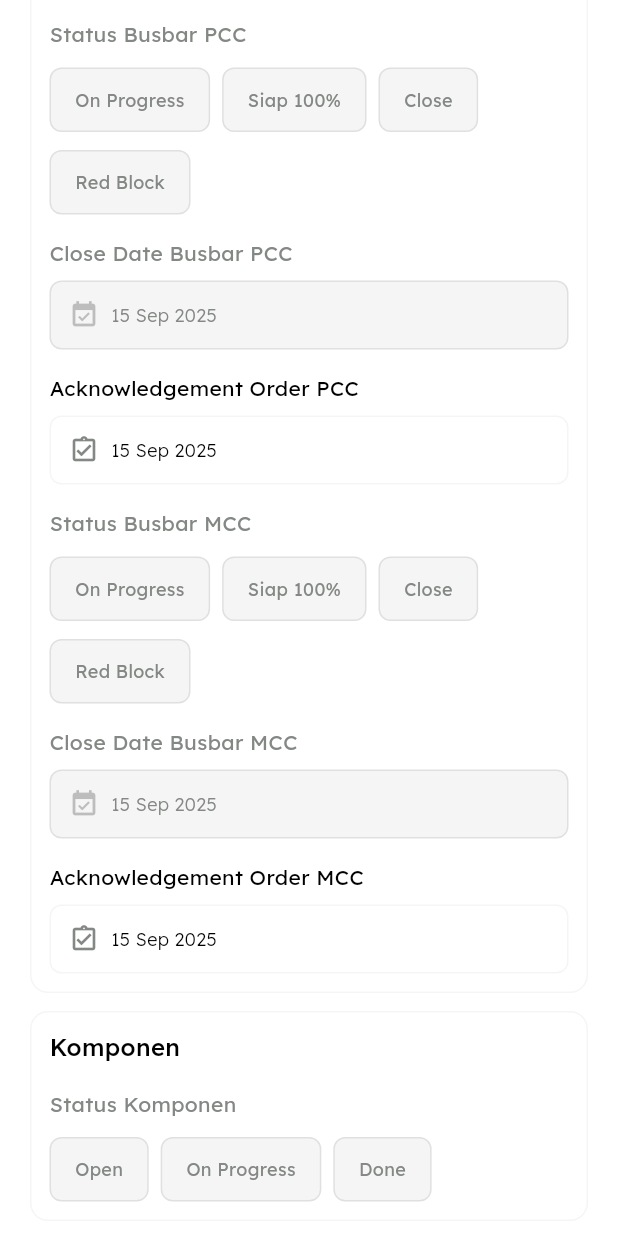
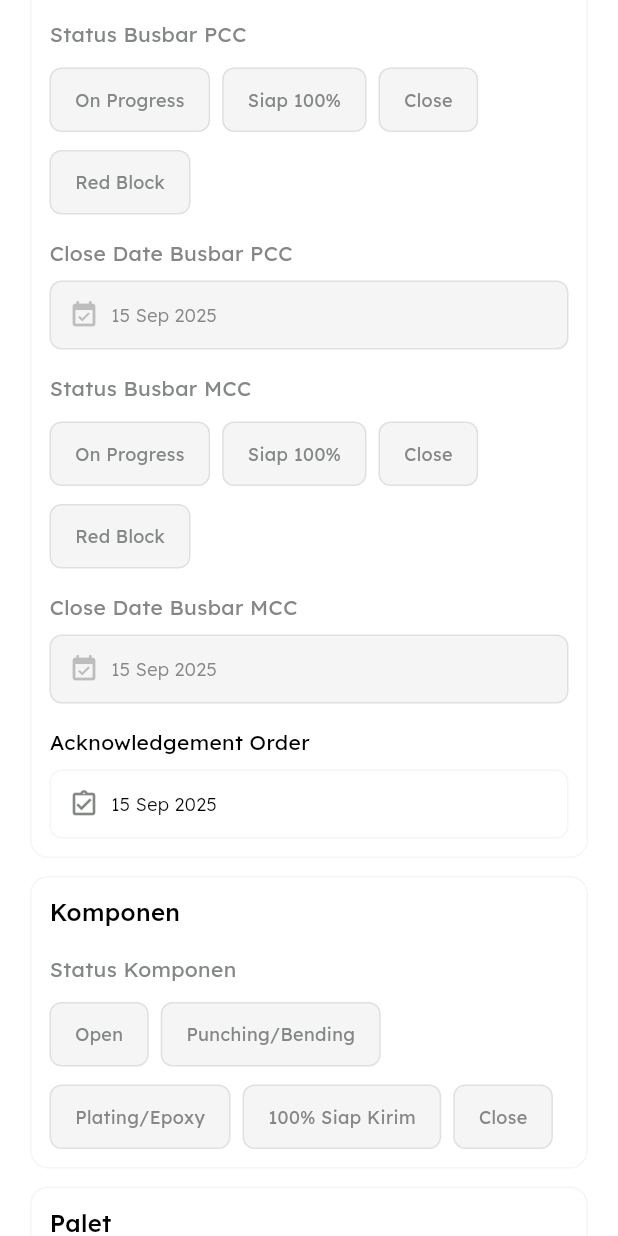
Before and after one commit to secappproject/sec_panel, a Flutter app: the EditPanelBottomSheet screen opened directly with empty values, scrolled down 1152 dp, on a phone screen of 412 x 824 dp. Run offline on Flutter 3.47's test engine with Material 3 defaults, Android fonts, the phone set to English and light mode, and no system bars; our stand-ins replace file_picker, permission_handler, photo_view, share_plus, shared_preferences, shimmer; missing offline and left inert: excel, file_saver, rich_text_controller; accounts and stored records are empty; network calls fail.

Commit message:
ao, close date

```diff
--- a/lib/components/panel/card/panel_progress_card.dart
+++ b/lib/components/panel/card/panel_progress_card.dart
@@ -194,10 +194,15 @@ class PanelProgressCard extends StatelessWidget {
   String _getComponentStatusImage(String status) {
     final lower = status.toLowerCase();
     if (lower.contains('open')) return 'assets/images/no-status-gray.png';
-    if (lower.contains('done')) return 'assets/images/done-green.png';
-    if (lower.contains('on progress')) {
+    if (lower.contains('done') || lower.contains('close')) {
+      return 'assets/images/done-green.png';
+    }
+    if (lower.contains('on progress') ||
+        lower.contains('punching/bending') ||
+        lower.contains('plating/epoxy')) {
       return 'assets/images/on-progress-blue.png';
     }
+    if (lower.contains('100% siap kirim')) return 'assets/images/done-blue.png';
     return 'assets/images/no-status-gray.png';
   }
 
--- a/lib/components/panel/edit/edit_panel_bottom_sheet.dart
+++ b/lib/components/panel/edit/edit_panel_bottom_sheet.dart
@@ -76,11 +76,9 @@ class _EditPanelBottomSheetState extends State<EditPanelBottomSheet> {
   String? _selectedPaletStatus;
   String? _selectedCorepartStatus;
 
-  DateTime? _aoBusbarPcc;
-  DateTime? _aoBusbarMcc;
+  DateTime? _aoBusbar;
   // ▼▼▼ [BARU] State untuk tanggal close busbar ▼▼▼
-  DateTime? _closeDateBusbarPcc;
-  DateTime? _closeDateBusbarMcc;
+  DateTime? _closeDateBusbar;
 
   final List<String> busbarStatusOptions = [
     "On Progress",
@@ -88,7 +86,13 @@ class _EditPanelBottomSheetState extends State<EditPanelBottomSheet> {
     "Close",
     "Red Block",
   ];
-  final List<String> componentStatusOptions = ["Open", "On Progress", "Done"];
+  final List<String> componentStatusOptions = [
+    "Open",
+    "Punching/Bending",
+    "Plating/Epoxy",
+    "100% Siap Kirim",
+    "Close",
+  ];
   final List<String> paletCorepartStatusOptions = ["Open", "Close"];
 
   @override
@@ -127,11 +131,23 @@ class _EditPanelBottomSheetState extends State<EditPanelBottomSheet> {
     _selectedPaletStatus = _panel.statusPalet;
     _selectedCorepartStatus = _panel.statusCorepart;
 
-    _aoBusbarPcc = _panel.aoBusbarPcc;
-    _aoBusbarMcc = _panel.aoBusbarMcc;
-    // ▼▼▼ [BARU] Inisialisasi state tanggal close busbar ▼▼▼
-    _closeDateBusbarPcc = _panel.closeDateBusbarPcc;
-    _closeDateBusbarMcc = _panel.closeDateBusbarMcc;
+    final aoBusbarPcc = _panel.aoBusbarPcc;
+    final aoBusbarMcc = _panel.aoBusbarMcc;
+    if (aoBusbarPcc != null && aoBusbarMcc != null) {
+      _aoBusbar = aoBusbarPcc.isAfter(aoBusbarMcc) ? aoBusbarPcc : aoBusbarMcc;
+    } else {
+      _aoBusbar = aoBusbarPcc ?? aoBusbarMcc;
+    }
+
+    final closeDateBusbarPcc = _panel.closeDateBusbarPcc;
+    final closeDateBusbarMcc = _panel.closeDateBusbarMcc;
+    if (closeDateBusbarPcc != null && closeDateBusbarMcc != null) {
+      _closeDateBusbar = closeDateBusbarPcc.isAfter(closeDateBusbarMcc)
+          ? closeDateBusbarPcc
+          : closeDateBusbarMcc;
+    } else {
+      _closeDateBusbar = closeDateBusbarPcc ?? closeDateBusbarMcc;
+    }
 
     WidgetsBinding.instance.addPostFrameCallback((_) => _updateCanMarkAsSent());
     _progressController.addListener(_updateCanMarkAsSent);
@@ -266,11 +282,11 @@ class _EditPanelBottomSheetState extends State<EditPanelBottomSheet> {
       panelToSave.statusComponent = _selectedComponentStatus;
       panelToSave.statusPalet = _selectedPaletStatus;
       panelToSave.statusCorepart = _selectedCorepartStatus;
-      panelToSave.aoBusbarPcc = _aoBusbarPcc;
-      panelToSave.aoBusbarMcc = _aoBusbarMcc;
+      panelToSave.aoBusbarPcc = _aoBusbar;
+      panelToSave.aoBusbarMcc = _aoBusbar;
       // ▼▼▼ [BARU] Menyertakan tanggal close busbar saat menyimpan ▼▼▼
-      panelToSave.closeDateBusbarPcc = _closeDateBusbarPcc;
-      panelToSave.closeDateBusbarMcc = _closeDateBusbarMcc;
+      panelToSave.closeDateBusbarPcc = _closeDateBusbar;
+      panelToSave.closeDateBusbarMcc = _closeDateBusbar;
 
       final Panel finalPanel = await DatabaseHelper.instance.changePanelNoPp(
         _originalNoPp,
@@ -620,9 +636,9 @@ class _EditPanelBottomSheetState extends State<EditPanelBottomSheet> {
                             _selectedBusbarPccStatus = val;
                             // ▼▼▼ [BARU] Logika otomatisasi tanggal ▼▼▼
                             if (val == 'Close') {
-                              _closeDateBusbarPcc = DateTime.now();
+                              _closeDateBusbar = DateTime.now();
                             } else {
-                              _closeDateBusbarPcc = null;
+                              _closeDateBusbar = null;
                             }
                             _updateCanMarkAsSent();
                           }),
@@ -632,19 +648,11 @@ class _EditPanelBottomSheetState extends State<EditPanelBottomSheet> {
                         // ▼▼▼ [BARU] Field Tanggal Close Busbar PCC ▼▼▼
                         _buildDatePickerField(
                           label: "Close Date Busbar PCC",
-                          selectedDate: _closeDateBusbarPcc,
+                          selectedDate: _closeDateBusbar,
                           onDateChanged: (date) =>
-                              setState(() => _closeDateBusbarPcc = date),
+                              setState(() => _closeDateBusbar = date),
                           icon: Icons.event_available,
                           isEnabled: _selectedBusbarPccStatus == 'Close',
-                        ),
-                        const SizedBox(height: 16),
-                        _buildDatePickerField(
-                          label: "Acknowledgement Order PCC",
-                          selectedDate: _aoBusbarPcc,
-                          onDateChanged: (date) =>
-                              setState(() => _aoBusbarPcc = date),
-                          icon: Icons.assignment_turned_in_outlined,
                         ),
                         const SizedBox(height: 16),
                         _buildSelectorSection(
@@ -657,9 +665,9 @@ class _EditPanelBottomSheetState extends State<EditPanelBottomSheet> {
                             _selectedBusbarMccStatus = val;
                             // ▼▼▼ [BARU] Logika otomatisasi tanggal ▼▼▼
                             if (val == 'Close') {
-                              _closeDateBusbarMcc = DateTime.now();
+                              _closeDateBusbar = DateTime.now();
                             } else {
-                              _closeDateBusbarMcc = null;
+                              _closeDateBusbar = null;
                             }
                             _updateCanMarkAsSent();
                           }),
@@ -669,18 +677,18 @@ class _EditPanelBottomSheetState extends State<EditPanelBottomSheet> {
                         // ▼▼▼ [BARU] Field Tanggal Close Busbar MCC ▼▼▼
                         _buildDatePickerField(
                           label: "Close Date Busbar MCC",
-                          selectedDate: _closeDateBusbarMcc,
+                          selectedDate: _closeDateBusbar,
                           onDateChanged: (date) =>
-                              setState(() => _closeDateBusbarMcc = date),
+                              setState(() => _closeDateBusbar = date),
                           icon: Icons.event_available,
                           isEnabled: _selectedBusbarMccStatus == 'Close',
                         ),
                         const SizedBox(height: 16),
                         _buildDatePickerField(
-                          label: "Acknowledgement Order MCC",
-                          selectedDate: _aoBusbarMcc,
+                          label: "Acknowledgement Order",
+                          selectedDate: _aoBusbar,
                           onDateChanged: (date) =>
-                              setState(() => _aoBusbarMcc = date),
+                              setState(() => _aoBusbar = date),
                           icon: Icons.assignment_turned_in_outlined,
                         ),
                       ],
@@ -834,10 +842,10 @@ class _EditPanelBottomSheetState extends State<EditPanelBottomSheet> {
                         ),
                         const SizedBox(height: 16),
                         _buildDatePickerField(
-                          label: "Acknowledgement Order MCC",
-                          selectedDate: _aoBusbarMcc,
+                          label: "Acknowledgement Order",
+                          selectedDate: _aoBusbar,
                           onDateChanged: (date) =>
-                              setState(() => _aoBusbarMcc = date),
+                              setState(() => _aoBusbar = date),
                           icon: Icons.assignment_turned_in_outlined,
                         ),
                         const SizedBox(height: 24),
--- a/lib/components/panel/edit/edit_status_bottom_sheet.dart
+++ b/lib/components/panel/edit/edit_status_bottom_sheet.dart
@@ -54,7 +54,13 @@ class _EditStatusBottomSheetState extends State<EditStatusBottomSheet> {
     "Close",
     "Red Block",
   ];
-  final List<String> _componentStatusOptions = ["Open", "On Progress", "Done"];
+  final List<String> _componentStatusOptions = [
+    "Open",
+    "Punching/Bending",
+    "Plating/Epoxy",
+    "100% Siap Kirim",
+    "Close",
+  ];
 
   @override
   void initState() {
@@ -168,9 +174,12 @@ class _EditStatusBottomSheetState extends State<EditStatusBottomSheet> {
     final lower = status.toLowerCase();
     if (lower == '' || lower.contains('open')) {
       return 'assets/images/no-status-gray.png';
-    } else if (lower.contains('done')) {
+    } else if (lower.contains('done') || lower.contains('close')) {
       return 'assets/images/done-green.png';
-    } else if (lower.contains('on progress')) {
+    } else if (lower.contains('punching/bending') ||
+        lower.contains('plating/epoxy') ||
+        lower.contains('on progress') ||
+        lower.contains('100% siap kirim')) {
       return 'assets/images/on-progress-blue.png';
     }
     return 'assets/images/no-status-gray.png';
```
Also changed, not shown: lib/helpers/db_helper.dart (+17 -4 lines).
